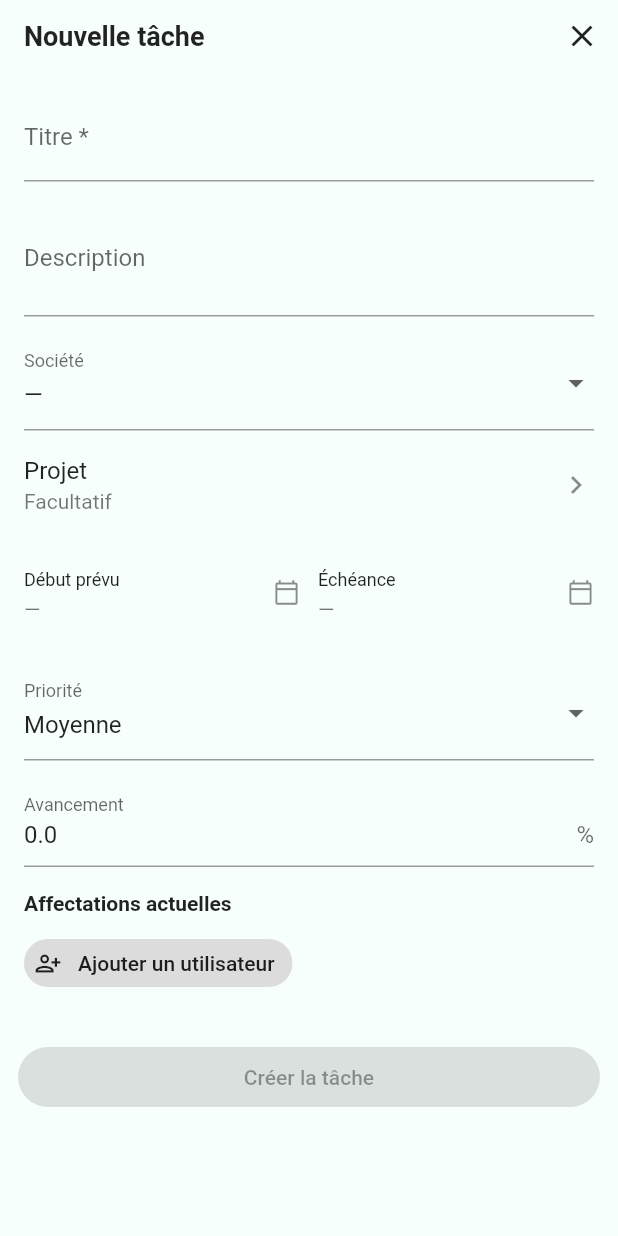
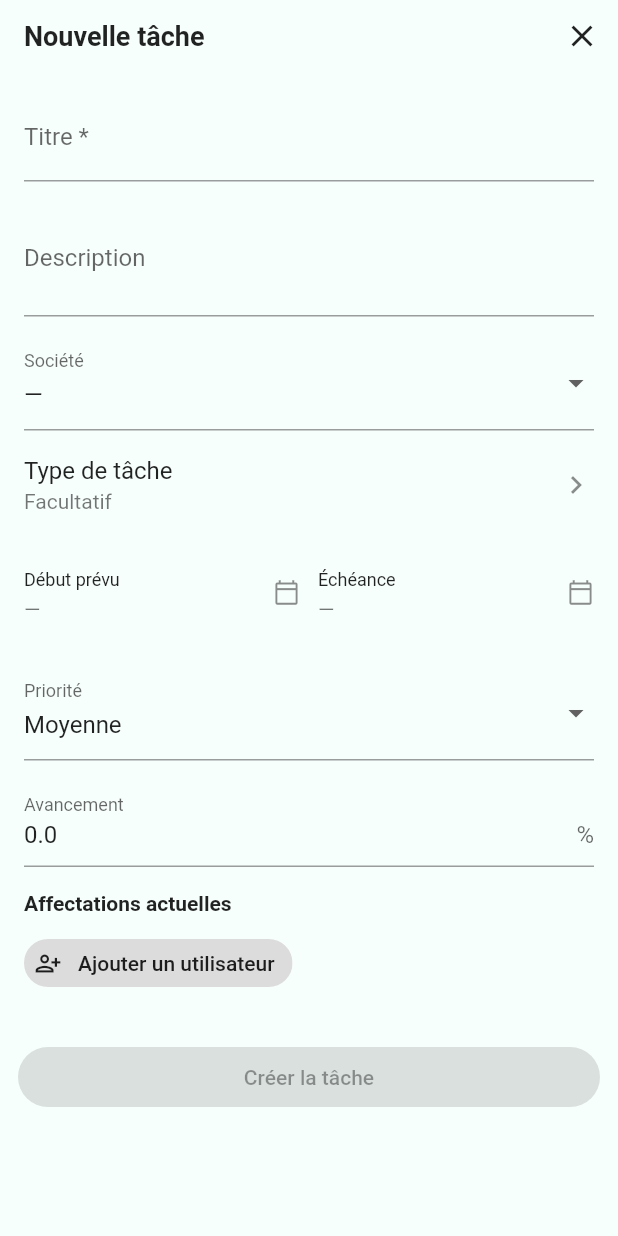
Before and after one commit to Faridneggaz/optilens_app, a Flutter app: the TaskCreateFromIssuePage screen opened by its route, scrolled down 62 dp, on a phone screen of 412 x 824 dp. Run offline on Flutter 3.47's test engine with Material 3 defaults, Android fonts, the phone set to English and light mode, and no system bars; our stand-ins replace flutter_secure_storage, flutter_zoom_drawer, get, image_picker, shared_preferences; accounts and stored records are empty; network calls fail.

Commit message:
feat:show task type instead of project

```diff
--- a/lib/data/mappers/task_mappers.dart
+++ b/lib/data/mappers/task_mappers.dart
@@ -41,6 +41,7 @@ class ErpTaskMapper {
     endDate: (row['exp_end_date'] ?? '').toString(),
     company: (row['company'] ?? '').toString(),
     project: (row['project'] ?? '').toString(),
+    type: (row['type'] ?? '').toString(),
     department: (row['department'] ?? '').toString(),
     owner: (row['owner'] ?? '').toString(),
     modified: (row['modified'] ?? '').toString(),
@@ -99,6 +100,7 @@ class TaskOptionsMapper {
     photoMaxCount: int.tryParse(root['photo_max_count']?.toString() ?? '') ?? 1,
     statuses: _strings(root['statuses']),
     priorities: _strings(root['priorities']),
+    types: _strings(root['types']),
     companies: _strings(root['companies']),
     users: AssignableUserMapper.fromList(root['users']),
     projects: root['projects'] is List
--- a/lib/data/repositories/task_repository.dart
+++ b/lib/data/repositories/task_repository.dart
@@ -112,13 +112,13 @@ class TaskRepositoryImpl implements TaskRepository {
           .convert(input.description!)
           .replaceAll('\n', '<br>'),
     'company': input.company,
-    'project': input.project,
+    if (input.project != null) 'project': input.project,
     'exp_start_date': input.startDate,
     'exp_end_date': input.endDate,
     'priority': input.priority,
     'progress': input.progress,
     if (input.issue.isNotEmpty) 'issue': input.issue,
-    if (input.type.isNotEmpty) 'type': input.type,
+    if (input.type != null) 'type': input.type,
     if (input.updateAssignments) 'assignees': input.assignees,
   };
 
--- a/lib/domain/entities/task.dart
+++ b/lib/domain/entities/task.dart
@@ -40,6 +40,7 @@ class ErpTask {
     this.endDate = '',
     this.company = '',
     this.project = '',
+    this.type = '',
     this.department = '',
     this.owner = '',
     this.modified = '',
@@ -61,6 +62,7 @@ class ErpTask {
   final String endDate;
   final String company;
   final String project;
+  final String type;
   final String department;
   final String owner;
   final String modified;
@@ -73,13 +75,13 @@ class ErpTask {
   bool get isFinished => status == 'Completed' || status == 'Cancelled';
 }
 
-/// Null description preserves an existing rich-text description when editing.
+/// Omitted description, project and type are preserved when editing.
 class TaskInput {
   const TaskInput({
     required this.subject,
     this.description,
     this.company = '',
-    this.project = '',
+    this.project,
     this.startDate = '',
     this.endDate = '',
     this.priority = 'Medium',
@@ -88,12 +90,12 @@ class TaskInput {
     this.updateAssignments = true,
     this.photos = const [],
     this.issue = '',
-    this.type = '',
+    this.type,
   });
   final String subject;
   final String? description;
   final String company;
-  final String project;
+  final String? project;
   final String startDate;
   final String endDate;
   final String priority;
@@ -102,7 +104,7 @@ class TaskInput {
   final bool updateAssignments;
   final List<SelectedPhoto> photos;
   final String issue;
-  final String type;
+  final String? type;
 }
 
 class TaskProject {
@@ -124,6 +126,7 @@ class TaskOptions {
     this.photoMaxCount = 1,
     this.statuses = const [],
     this.priorities = const [],
+    this.types = const [],
     this.companies = const [],
     this.users = const [],
     this.projects = const [],
@@ -134,6 +137,7 @@ class TaskOptions {
   final int photoMaxCount;
   final List<String> statuses;
   final List<String> priorities;
+  final List<String> types;
   final List<String> companies;
   final List<AssignableUser> users;
   final List<TaskProject> projects;
--- a/lib/utils/api_config.dart
+++ b/lib/utils/api_config.dart
@@ -6,7 +6,7 @@
 class ApiConfig {
   static const String baseUrl = String.fromEnvironment(
     'API_BASE_URL',
-    defaultValue: 'http://192.168.100.20:8000',
+    defaultValue: 'https://optilens.jethings.com/',
   );
 
   static const String erpBaseUrl = String.fromEnvironment(
--- a/lib/utils/translations/ar_dz.dart
+++ b/lib/utils/translations/ar_dz.dart
@@ -414,7 +414,8 @@ const Map<String, String> arDZ = {
   'erp_task_subject': "العنوان",
   'erp_task_subject_required': "العنوان مطلوب",
   'erp_task_company': "الشركة",
-  'erp_task_project': "المشروع",
+  'erp_task_type': "نوع المهمة",
+  'erp_task_no_types': "لم يتم العثور على أنواع مهام",
   'erp_task_optional': "اختياري",
   'erp_task_start': "البداية المتوقعة",
   'erp_task_end': "الموعد النهائي",
--- a/lib/utils/translations/en_us.dart
+++ b/lib/utils/translations/en_us.dart
@@ -412,7 +412,8 @@ const Map<String, String> enUS = {
   'erp_task_subject': "Title",
   'erp_task_subject_required': "A title is required",
   'erp_task_company': "Company",
-  'erp_task_project': "Project",
+  'erp_task_type': "Task type",
+  'erp_task_no_types': "No task types found",
   'erp_task_optional': "Optional",
   'erp_task_start': "Expected start",
   'erp_task_end': "Due date",
--- a/lib/utils/translations/fr_fr.dart
+++ b/lib/utils/translations/fr_fr.dart
@@ -426,7 +426,8 @@ const Map<String, String> frFR = {
   'erp_task_subject': "Titre",
   'erp_task_subject_required': "Le titre est obligatoire",
   'erp_task_company': "Société",
-  'erp_task_project': "Projet",
+  'erp_task_type': "Type de tâche",
+  'erp_task_no_types': "Aucun type de tâche trouvé",
   'erp_task_optional': "Facultatif",
   'erp_task_start': "Début prévu",
   'erp_task_end': "Échéance",
--- a/lib/views/user/task_detail_page.dart
+++ b/lib/views/user/task_detail_page.dart
@@ -118,8 +118,8 @@ class TaskDetailPage extends StatelessWidget {
                         children: [
                           if (task.company.isNotEmpty)
                             Text('${'erp_task_company'.tr}: ${task.company}'),
-                          if (task.project.isNotEmpty)
-                            Text('${'erp_task_project'.tr}: ${task.project}'),
+                          if (task.type.isNotEmpty)
+                            Text('${'erp_task_type'.tr}: ${task.type}'),
                           if (task.startDate.isNotEmpty)
                             Text('${'erp_task_start'.tr}: ${task.startDate}'),
                           if (task.endDate.isNotEmpty)
--- a/lib/widgets/task/task_form_sheet.dart
+++ b/lib/widgets/task/task_form_sheet.dart
@@ -53,7 +53,7 @@ class _TaskFormSheetState extends State<TaskFormSheet> {
   TaskOptions? _options;
   List<SelectedPhoto> _photos = const [];
   bool _pickingPhoto = false;
-  TaskProject? _project;
+  String _type = '';
   String _company = '';
   String _priority = 'Medium';
   String _start = '';
@@ -75,14 +75,12 @@ class _TaskFormSheetState extends State<TaskFormSheet> {
     );
     _progress = TextEditingController(text: '${task?.progress ?? 0}');
     _company = task?.company ?? '';
+    _type = task?.type ?? '';
     _priority = task?.priority ?? 'Medium';
     _start = task?.startDate ?? '';
     _end = task?.endDate ?? '';
     if (task != null) {
       _assignees.addAll(task.assignees);
-      if (task.project.isNotEmpty) {
-        _project = TaskProject(name: task.project, title: task.project);
-      }
     } else {
       final me = widget.controller.currentAssignableUser;
       if (me != null) _assignees.add(me);
@@ -129,17 +127,16 @@ class _TaskFormSheetState extends State<TaskFormSheet> {
     setState(() => _assignees.add(picked));
   }
 
-  Future<void> _pickProject() async {
-    final picked = await showModalBottomSheet<TaskProject>(
+  Future<void> _pickType() async {
+    final picked = await showModalBottomSheet<String>(
       context: context,
       isScrollControlled: true,
       useSafeArea: true,
       backgroundColor: AppColors.scaffold,
-      builder: (_) =>
-          _ProjectPicker(controller: widget.controller, company: _company),
+      builder: (_) => _TaskTypePicker(controller: widget.controller),
     );
     if (!mounted || picked == null) return;
-    setState(() => _project = picked);
+    setState(() => _type = picked);
   }
 
   Future<void> _pickDate(bool start) async {
@@ -186,7 +183,7 @@ class _TaskFormSheetState extends State<TaskFormSheet> {
             ? null
             : _description.text,
         company: _company,
-        project: _project?.name ?? '',
+        type: _type == (current?.type ?? '') ? null : _type,
         startDate: _start,
         endDate: _end,
         priority: _priority,
@@ -310,25 +307,23 @@ class _TaskFormSheetState extends State<TaskFormSheet> {
                                   .toList(),
                               onChanged: _saving
                                   ? null
-                                  : (value) => setState(() {
-                                      _company = value ?? '';
-                                      _project = null;
-                                    }),
+                                  : (value) =>
+                                        setState(() => _company = value ?? ''),
                             ),
                             ListTile(
                               contentPadding: EdgeInsets.zero,
-                              title: Text('erp_task_project'.tr),
+                              title: Text('erp_task_type'.tr),
                               subtitle: Text(
-                                _project?.title ?? 'erp_task_optional'.tr,
+                                _type.isEmpty ? 'erp_task_optional'.tr : _type,
                               ),
-                              onTap: _saving ? null : _pickProject,
-                              trailing: _project == null
+                              onTap: _saving ? null : _pickType,
+                              trailing: _type.isEmpty
                                   ? const Icon(Icons.chevron_right)
                                   : IconButton(
                                       onPressed: _saving
                                           ? null
                                           : () =>
-                                                setState(() => _project = null),
+                                                setState(() => _type = ''),
                                       icon: const Icon(Icons.clear),
                                     ),
                             ),
@@ -545,18 +540,19 @@ class _TaskFormSheetState extends State<TaskFormSheet> {
   );
 }
 
-class _ProjectPicker extends StatefulWidget {
-  const _ProjectPicker({required this.controller, required this.company});
+class _TaskTypePicker extends StatefulWidget {
+  const _TaskTypePicker({required this.controller});
+
   final TaskController controller;
-  final String company;
+
   @override
-  State<_ProjectPicker> createState() => _ProjectPickerState();
+  State<_TaskTypePicker> createState() => _TaskTypePickerState();
 }
 
-class _ProjectPickerState extends State<_ProjectPicker> {
+class _TaskTypePickerState extends State<_TaskTypePicker> {
   final _search = TextEditingController();
   Timer? _timer;
-  List<TaskProject> _projects = [];
+  List<String> _types = const [];
   bool _loading = true;
   String _error = '';
   int _generation = 0;
@@ -581,13 +577,12 @@ class _ProjectPickerState extends State<_ProjectPicker> {
     });
     try {
       final options = await widget.controller.loadOptions(
-        kind: 'projects',
+        kind: 'types',
         search: value,
-        company: widget.company,
       );
       if (!mounted || generation != _generation) return;
       setState(() {
-        _projects = options.projects;
+        _types = options.types;
         _loading = false;
       });
     } catch (error) {
@@ -615,7 +610,7 @@ class _ProjectPickerState extends State<_ProjectPicker> {
               controller: _search,
               autofocus: true,
               decoration: InputDecoration(
-                labelText: 'erp_task_project'.tr,
+                labelText: 'erp_task_type'.tr,
                 prefixIcon: const Icon(Icons.search),
               ),
               onChanged: (v) {
@@ -630,15 +625,20 @@ class _ProjectPickerState extends State<_ProjectPicker> {
           if (_loading) const LinearProgressIndicator(),
           if (_error.isNotEmpty)
             Padding(padding: const EdgeInsets.all(12), child: Text(_error)),
+          if (!_loading && _error.isEmpty && _types.isEmpty)
+            Padding(
+              padding: const EdgeInsets.all(12),
+              child: Text('erp_task_no_types'.tr),
+            ),
           Expanded(
             child: ListView(
               children: [
-                for (final project in _projects)
-                  ListTile(
-                    title: Text(project.title),
-                    subtitle: Text(project.name),
-                    onTap: () => Navigator.pop(context, project),
-                  ),
+                if (!_loading && _error.isEmpty)
+                  for (final type in _types)
+                    ListTile(
+                      title: Text(type),
+                      onTap: () => Navigator.pop(context, type),
+                    ),
               ],
             ),
           ),
```
Also changed, not shown: 2 other files.
